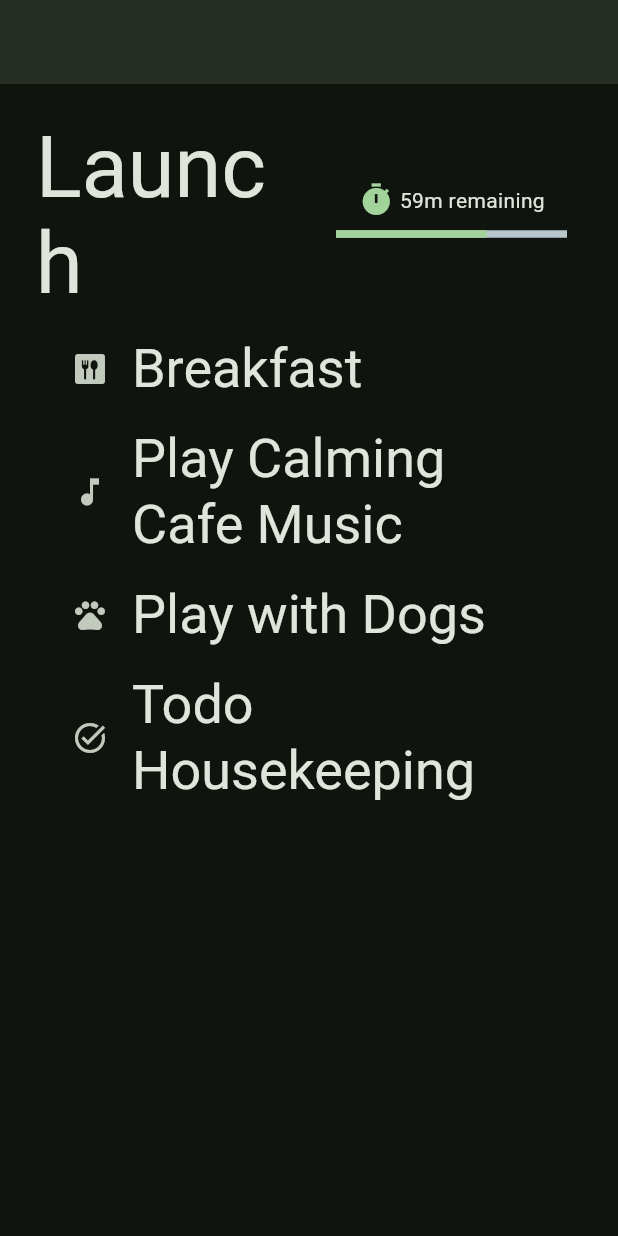
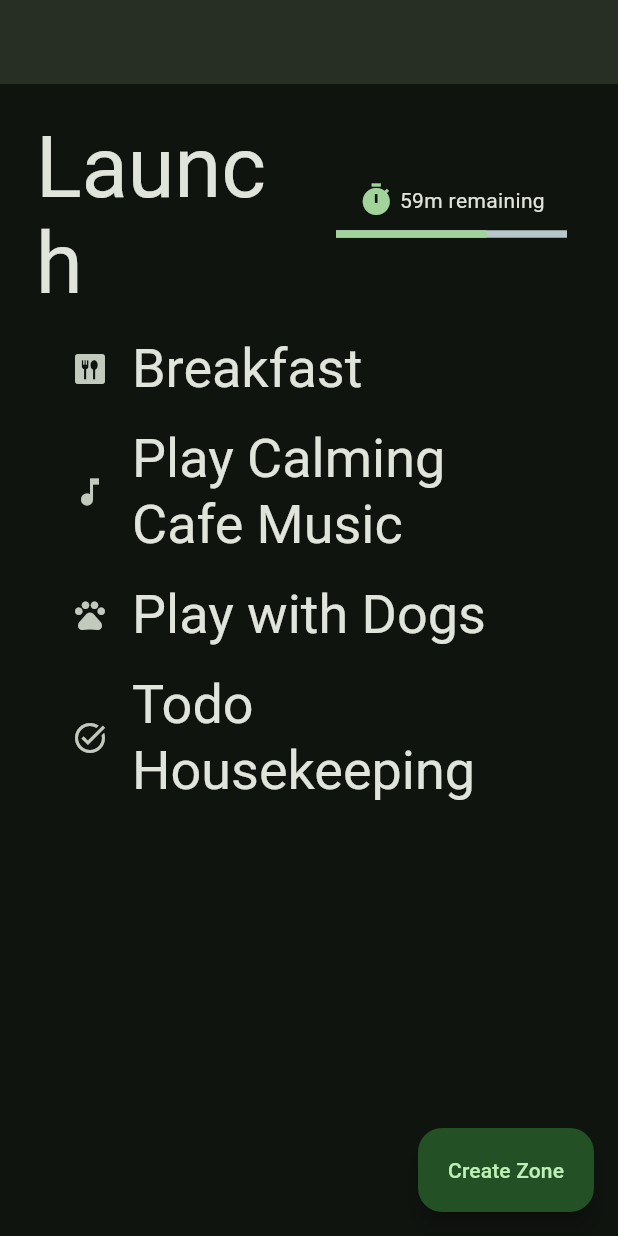
Before and after one commit to aymswick/auggy, a Flutter app: the screen it shows after launch, on a phone screen of 412 x 824 dp. Run offline on Flutter 3.47's test engine with Material 3 defaults, Android fonts, the phone set to English and light mode, and no system bars; drawn by our look-alikes of percent_indicator; our stand-ins replace bloc, equatable, flutter_bloc, supabase_flutter, timeago; accounts and stored records are empty.

Commit message:
Add supabase backend

```diff
--- /dev/null
+++ b/lib/auggy_repository/auggy_repository.dart
@@ -0,0 +1,39 @@
+import 'package:auggy/models/models.dart';
+import 'package:intl/intl.dart';
+import 'package:supabase_flutter/supabase_flutter.dart';
+
+class AuggyRepository {
+  const AuggyRepository({required this.client});
+
+  final SupabaseClient client;
+
+  Future<bool> insertZone(Zone zone) async {
+    final formatter = DateFormat('HH:mm:ss');
+    final response = await client.from('zone').insert({
+      'label': zone.label,
+      'start': formatter.format(zone.start.asDateTime()),
+      'stop': formatter.format(zone.stop.asDateTime())
+    });
+
+    print(response);
+
+    return (response != null);
+  }
+
+  Future<List<Foothold>> getFootholdsByZone(String zoneId) async {
+    try {
+      final response = await client.from('foothold').select('''
+         *,
+         zone_foothold!inner(zone_id)
+       ''').eq('zone_foothold.zone_id', zoneId);
+
+      return response
+          .map(
+            (e) => Foothold.fromJson(e),
+          )
+          .toList();
+    } catch (err) {
+      throw Exception('Failed to get items by zone: $err');
+    }
+  }
+}
--- /dev/null
+++ b/lib/create_zone/bloc/create_zone_bloc.dart
@@ -0,0 +1,24 @@
+import 'package:auggy/auggy_repository/auggy_repository.dart';
+import 'package:auggy/models/models.dart';
+import 'package:bloc/bloc.dart';
+import 'package:equatable/equatable.dart';
+
+part 'create_zone_event.dart';
+part 'create_zone_state.dart';
+
+class CreateZoneBloc extends Bloc<CreateZoneEvent, CreateZoneState> {
+  CreateZoneBloc(this.repository) : super(CreateZoneState()) {
+    on<ZoneFormFieldChanged>((event, emit) async {
+      switch (event.key) {
+        case 'label':
+          emit(state.copyWith(label: event.value));
+        default:
+          print('not yet implemented');
+      }
+    });
+    on<ZoneCreated>((event, emit) async {
+      final inserted = await repository.insertZone(event.zone);
+    });
+  }
+  final AuggyRepository repository;
+}
--- /dev/null
+++ b/lib/create_zone/bloc/create_zone_event.dart
@@ -0,0 +1,19 @@
+part of 'create_zone_bloc.dart';
+
+sealed class CreateZoneEvent extends Equatable {
+  const CreateZoneEvent();
+
+  @override
+  List<Object> get props => [];
+}
+
+class ZoneCreated extends CreateZoneEvent {
+  const ZoneCreated(this.zone);
+  final Zone zone;
+}
+
+class ZoneFormFieldChanged extends CreateZoneEvent {
+  const ZoneFormFieldChanged({required this.key, this.value});
+  final String key;
+  final String? value;
+}
--- /dev/null
+++ b/lib/create_zone/bloc/create_zone_state.dart
@@ -0,0 +1,13 @@
+part of 'create_zone_bloc.dart';
+
+class CreateZoneState extends Equatable {
+  const CreateZoneState({this.label});
+
+  final String? label;
+
+  CreateZoneState copyWith({String? label}) =>
+      CreateZoneState(label: label ?? this.label);
+
+  @override
+  List<Object?> get props => [label];
+}
--- a/lib/day/bloc/day_bloc.dart
+++ b/lib/day/bloc/day_bloc.dart
@@ -4,6 +4,7 @@ import 'package:auggy/hardcoded/hardcoded.dart';
 import 'package:auggy/models/models.dart';
 import 'package:bloc/bloc.dart';
 import 'package:equatable/equatable.dart';
+import 'package:supabase_flutter/supabase_flutter.dart';
 
 part 'day_event.dart';
 part 'day_state.dart';
@@ -14,6 +15,15 @@ class DayBloc extends Bloc<DayEvent, DayState> {
       return state.day.currentZone;
     }).listen((result) => add(PeriodicZoneCheckRequested()));
 
+    on<ZonesFetched>(
+      (event, emit) async {
+        final zones = (await Supabase.instance.client.from('zone').select('*'))
+            .map((e) => Zone.fromJson(e))
+            .toList();
+
+        emit(state.copyWith(day: Day(zones: zones)));
+      },
+    );
     on<PeriodicZoneCheckRequested>((event, emit) {
       emit(state.copyWith(currentZone: state.day.currentZone));
     });
--- a/lib/day/bloc/day_event.dart
+++ b/lib/day/bloc/day_event.dart
@@ -7,6 +7,10 @@ sealed class DayEvent extends Equatable {
   List<Object> get props => [];
 }
 
+class ZonesFetched extends DayEvent {
+  const ZonesFetched();
+}
+
 class PeriodicZoneCheckRequested extends DayEvent {
   const PeriodicZoneCheckRequested();
 }
--- a/lib/day/view/day_view.dart
+++ b/lib/day/view/day_view.dart
@@ -1,7 +1,11 @@
+import 'package:auggy/auggy_repository/auggy_repository.dart';
+import 'package:auggy/create_zone/bloc/create_zone_bloc.dart';
+import 'package:auggy/create_zone/view/create_zone.dart';
 import 'package:auggy/day/bloc/day_bloc.dart';
 import 'package:auggy/day/view/zone_progress_indicator.dart';
 import 'package:flutter/material.dart';
 import 'package:flutter_bloc/flutter_bloc.dart';
+import 'package:supabase_flutter/supabase_flutter.dart';
 
 class DayView extends StatefulWidget {
   const DayView({super.key});
@@ -31,15 +35,30 @@ class _DayViewState extends State<DayView> {
     return BlocBuilder<DayBloc, DayState>(
       builder: (context, state) {
         if (_pageViewController.hasClients) {
-          print('Moving to ${state.day.currentZone.label}');
+          print('Moving to ${state.day.currentZone?.label}');
+          if (state.currentZone != null)
             _pageViewController.animateToPage(
-              state.day.zones.indexOf(state.day.currentZone),
+                state.day.zones.indexOf(state.day.currentZone!),
                 duration: Duration(seconds: 2),
                 curve: Curves.linear);
         }
         return switch (state.status) {
           (DayStatus.initial) => Scaffold(
               appBar: AppBar(),
+              floatingActionButton: FloatingActionButton.extended(
+                  onPressed: () {
+                    Navigator.push(
+                      context,
+                      MaterialPageRoute(builder: (context) {
+                        return BlocProvider(
+                          create: (context) => CreateZoneBloc(AuggyRepository(
+                              client: Supabase.instance.client)),
+                          child: CreateZoneView(),
+                        );
+                      }),
+                    );
+                  },
+                  label: Text('Create Zone')),
               body: Padding(
                 padding: const EdgeInsets.all(8.0),
                 child: PageView.builder(
@@ -56,8 +75,7 @@ class _DayViewState extends State<DayView> {
                       child: Column(
                         crossAxisAlignment: CrossAxisAlignment.start,
                         children: [
-                          Container(
-                            child: Row(
+                          Row(
                             mainAxisAlignment: MainAxisAlignment.spaceBetween,
                             children: [
                               Flexible(
@@ -74,7 +92,6 @@ class _DayViewState extends State<DayView> {
                               if (zone == state.day.currentZone)
                                 Flexible(child: ZoneProgressIndicator(zone)),
                             ],
-                            ),
                           ),
                           Padding(
                             padding: const EdgeInsets.only(left: 16.0),
--- a/lib/day/view/zone_progress_indicator.dart
+++ b/lib/day/view/zone_progress_indicator.dart
@@ -1,5 +1,5 @@
 import 'package:auggy/extensions.dart';
-import 'package:auggy/models/models.dart';
+import 'package:auggy/models/zone.dart';
 import 'package:flutter/material.dart';
 import 'package:percent_indicator/linear_percent_indicator.dart';
 
--- a/lib/models/day.dart
+++ b/lib/models/day.dart
@@ -1,14 +1,16 @@
-import 'package:auggy/models/models.dart';
+import 'package:collection/collection.dart';
 import 'package:equatable/equatable.dart';
+
+import 'models.dart';
 
 class Day implements Equatable {
   const Day({required this.zones});
 
   final List<Zone> zones;
 
-  Zone get currentZone {
+  Zone? get currentZone {
     final now = DateTime.now();
-    return zones.firstWhere((e) =>
+    return zones.firstWhereOrNull((e) =>
         now.isAfter(e.start.asDateTime()) && now.isBefore(e.stop.asDateTime()));
   }
 
--- a/lib/models/zone.dart
+++ b/lib/models/zone.dart
@@ -1,6 +1,7 @@
-import 'package:auggy/models/foothold.dart';
 import 'package:equatable/equatable.dart';
 import 'package:flutter/material.dart';
+
+import 'foothold.dart';
 
 class Zone implements Equatable {
   const Zone({
@@ -9,6 +10,15 @@ class Zone implements Equatable {
     required this.label,
     required this.footholds,
   });
+
+  factory Zone.fromJson(Map<String, dynamic> json) {
+    return Zone(
+      label: json['label'] as String,
+      start: json['start'],
+      stop: json['stop'],
+      footholds: json['footholds'],
+    );
+  }
 
   final TimeOfDay start;
   final TimeOfDay stop;
--- a/pubspec.yaml
+++ b/pubspec.yaml
@@ -41,6 +41,8 @@ dependencies:
   percent_indicator: ^4.2.4
   logger: ^2.5.0
   timeago: ^3.7.0
+  supabase_flutter: ^2.8.2
+  intl: ^0.19.0
 
 dev_dependencies:
   flutter_test:
```
Also changed, not shown: lib/create_zone/view/create_zone.dart (added, +50 -0 lines), lib/main.dart (+7 -2 lines), lib/models/foothold.dart (+7 -0 lines), pubspec.lock, 11 other files. Lines whose indentation alone changed are shown as unchanged.
